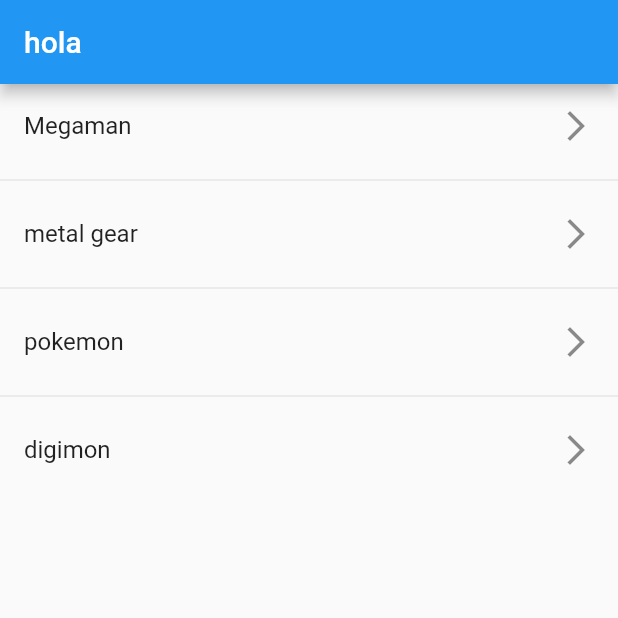
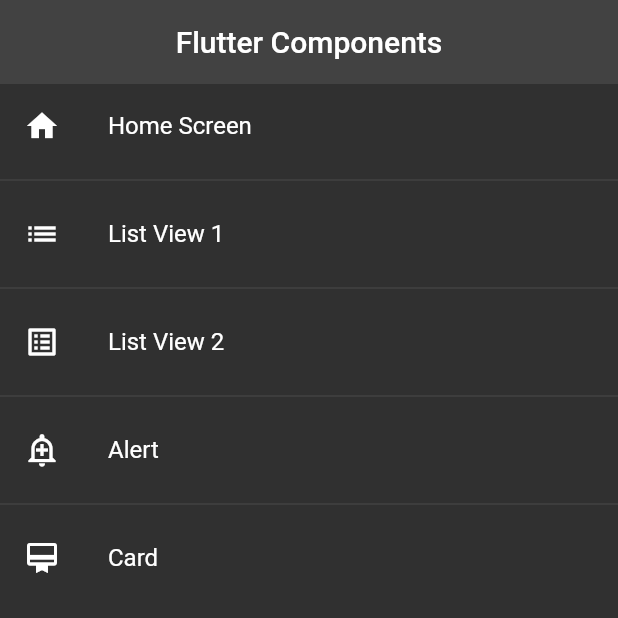
Before and after one commit to LuisRG98/widgets, a Flutter app: the screen it shows after launch, on a phone screen of 412 x 824 dp, the top half of it. Run offline on Flutter 3.47's test engine with Material 2 defaults, Android fonts, the phone set to English and light mode, and no system bars.

Commit message:
routes added

```diff
--- a/lib/main.dart
+++ b/lib/main.dart
@@ -1,7 +1,5 @@
 import 'package:flutter/material.dart';
-
-import 'package:widgets/screens/listview1_screen.dart';
-import 'package:widgets/screens/listview2_screen.dart';
+import 'package:widgets/router/app_routes.dart';
 
 void main() => runApp(const MyApp());
 
@@ -10,9 +8,13 @@ class MyApp extends StatelessWidget {
 
   @override
   Widget build(BuildContext context) {
-    return const MaterialApp(
-        debugShowCheckedModeBanner: false,
-        title: 'Material App',
-        home: Listview2Screen());
+    return MaterialApp(
+      debugShowCheckedModeBanner: false,
+      title: 'Material App',
+      initialRoute: AppRoutes.initialRoute,
+      routes: AppRoutes.getAppRoutes(),
+      onGenerateRoute: AppRoutes.onGenerateRoute,
+      theme: ThemeData.dark(),
+    );
   }
 }
--- /dev/null
+++ b/lib/models/menu_option.dart
@@ -0,0 +1,14 @@
+import 'package:flutter/material.dart';
+
+class MenuOption {
+  final String route;
+  final IconData icon;
+  final String name;
+  final Widget screen;
+
+  MenuOption(
+      {required this.route,
+      required this.icon,
+      required this.name,
+      required this.screen});
+}
--- /dev/null
+++ b/lib/models/models.dart
@@ -0,0 +1 @@
+export 'package:widgets/models/menu_option.dart';
--- /dev/null
+++ b/lib/router/app_routes.dart
@@ -0,0 +1,62 @@
+import 'package:flutter/material.dart';
+
+import '../models/models.dart';
+import 'package:widgets/screens/screens.dart';
+
+class AppRoutes {
+  static const initialRoute = 'home';
+
+  static final menuOptions = <MenuOption>[
+    MenuOption(
+      route: 'home',
+      icon: Icons.home,
+      name: 'Home Screen',
+      screen: const HomeScreen(),
+    ),
+    MenuOption(
+      route: 'listview1',
+      icon: Icons.list,
+      name: 'List View 1',
+      screen: const Listview1Screen(),
+    ),
+    MenuOption(
+      route: 'listview2',
+      icon: Icons.list_alt,
+      name: 'List View 2',
+      screen: const Listview2Screen(),
+    ),
+    MenuOption(
+      route: 'alert',
+      icon: Icons.add_alert_outlined,
+      name: 'Alert',
+      screen: const AlertScreen(),
+    ),
+    MenuOption(
+      route: 'card',
+      icon: Icons.card_membership,
+      name: 'Card',
+      screen: const CardScreen(),
+    ),
+  ];
+
+  static Map<String, Widget Function(BuildContext)> getAppRoutes() {
+    Map<String, Widget Function(BuildContext)> appRoutes = {};
+    for (final option in menuOptions) {
+      appRoutes.addAll({option.route: (BuildContext context) => option.screen});
+    }
+
+    return appRoutes;
+  }
+
+  // static Map<String, Widget Function(BuildContext)> routes = {
+  //   'home': (BuildContext context) => const HomeScreen(),
+  //   'listview1': (BuildContext context) => const Listview1Screen(),
+  //   'listview2': (BuildContext context) => const Listview2Screen(),
+  //   'alert': (BuildContext context) => const AlertScreen(),
+  //   'card': (BuildContext context) => const CardScreen(),
+  // };
+
+  static Route<dynamic> onGenerateRoute(RouteSettings settings) {
+    return MaterialPageRoute(builder: (context) => const AlertScreen());
+  }
+}
--- /dev/null
+++ b/lib/screens/alert_screen.dart
@@ -0,0 +1,14 @@
+import 'package:flutter/material.dart';
+
+class AlertScreen extends StatelessWidget {
+  const AlertScreen({Key? key}) : super(key: key);
+
+  @override
+  Widget build(BuildContext context) {
+    return const Scaffold(
+      body: Center(
+        child: Text('AlertScreen'),
+      ),
+    );
+  }
+}
--- /dev/null
+++ b/lib/screens/card_screen.dart
@@ -0,0 +1,14 @@
+import 'package:flutter/material.dart';
+
+class CardScreen extends StatelessWidget {
+  const CardScreen({Key? key}) : super(key: key);
+
+  @override
+  Widget build(BuildContext context) {
+    return const Scaffold(
+      body: Center(
+        child: Text('CardScreen'),
+      ),
+    );
+  }
+}
--- /dev/null
+++ b/lib/screens/home_screen.dart
@@ -0,0 +1,28 @@
+import 'package:flutter/material.dart';
+import 'package:widgets/router/app_routes.dart';
+
+class HomeScreen extends StatelessWidget {
+  const HomeScreen({Key? key}) : super(key: key);
+
+  @override
+  Widget build(BuildContext context) {
+    return Scaffold(
+      appBar: AppBar(
+        title: const Text('Flutter Components'),
+        centerTitle: true,
+        elevation: 0,
+      ),
+      body: ListView.separated(
+          itemBuilder: (context, index) => ListTile(
+                title: Text(AppRoutes.menuOptions[index].name),
+                leading: Icon(AppRoutes.menuOptions[index].icon),
+                onTap: () {
+                  Navigator.pushNamed(
+                      context, AppRoutes.menuOptions[index].route);
+                },
+              ),
+          separatorBuilder: (_, __) => const Divider(),
+          itemCount: AppRoutes.menuOptions.length),
+    );
+  }
+}
--- a/lib/screens/listview2_screen.dart
+++ b/lib/screens/listview2_screen.dart
@@ -9,6 +9,8 @@ class Listview2Screen extends StatelessWidget {
     return Scaffold(
         appBar: AppBar(
           title: const Text('hola'),
+          centerTitle: true,
+          elevation: 0.5,
         ),
         body: ListView.separated(
           itemCount: options.length,
--- /dev/null
+++ b/lib/screens/screens.dart
@@ -0,0 +1,5 @@
+export 'package:widgets/screens/home_screen.dart';
+export 'package:widgets/screens/listview1_screen.dart';
+export 'package:widgets/screens/listview2_screen.dart';
+export 'package:widgets/screens/alert_screen.dart';
+export 'package:widgets/screens/card_screen.dart';
```
